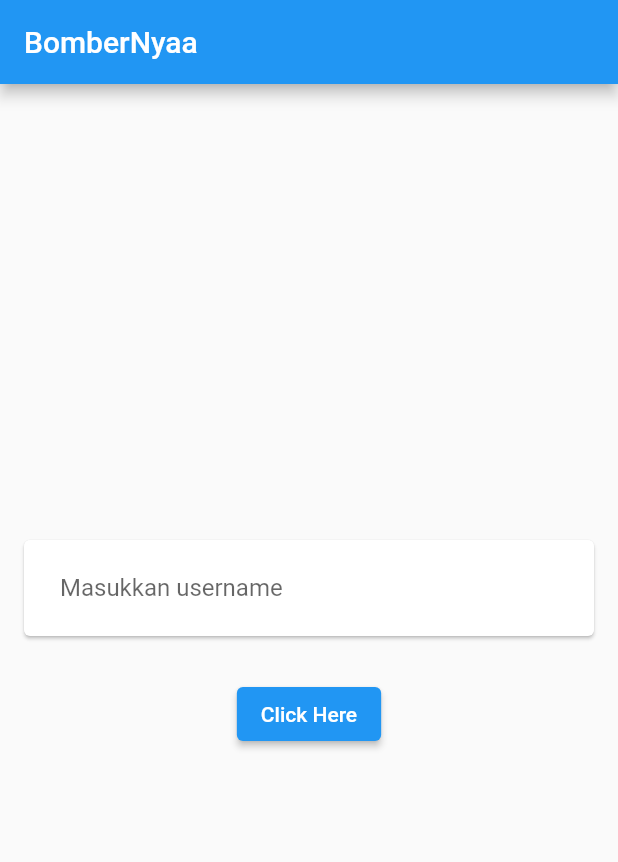
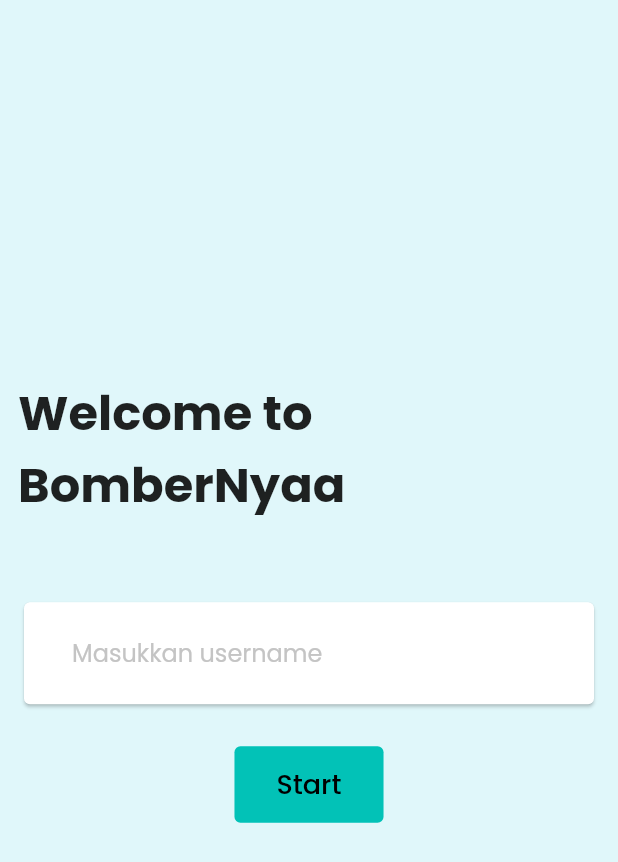
Before and after one commit to reAlpha39/chessbomb, a Flutter app: the screen it shows after launch, on a phone screen of 412 x 824 dp. Shown: the top 862 px of the screen. Run offline on Flutter 3.47's test engine with Material 2 defaults, Android fonts, the phone set to English and light mode, and no system bars; our stand-ins replace awesome_dialog, bloc, flutter_bloc, freezed_annotation, get_it, go_router and 3 more.

Commit message:
change theme

```diff
--- a/lib/app/home/pages/home_page.dart
+++ b/lib/app/home/pages/home_page.dart
@@ -10,11 +10,8 @@ class HomePage extends StatelessWidget {
   Widget build(BuildContext context) {
     return BlocProvider(
       create: (context) => PlayerIdCubit(),
-      child: Scaffold(
-        appBar: AppBar(
-          title: const Text("BomberNyaa"),
-        ),
-        body: const _HomeBody(),
+      child: const Scaffold(
+        body: _HomeBody(),
       ),
     );
   }
@@ -33,6 +30,14 @@ class _HomeBody extends StatelessWidget {
       child: Column(
         mainAxisAlignment: MainAxisAlignment.center,
         children: [
+          const Text(
+            'Welcome to BomberNyaa',
+            style: TextStyle(
+              fontSize: 32,
+              fontWeight: FontWeight.bold,
+            ),
+          ),
+          const SizedBox(height: 50),
           Card(
             child: Padding(
               padding: const EdgeInsets.symmetric(
@@ -54,7 +59,10 @@ class _HomeBody extends StatelessWidget {
             ),
             child: ElevatedButton(
               onPressed: () => context.pushNamed('game_page'),
-              child: const Text('Click Here'),
+              child: const Text(
+                'Start',
+                style: TextStyle(fontSize: 18),
+              ),
             ),
           )
         ],
--- a/lib/main.dart
+++ b/lib/main.dart
@@ -1,5 +1,6 @@
 import 'package:bombernyaa/infrastructure/router.dart';
 import 'package:bombernyaa/injection.dart';
+import 'package:bombernyaa/presentation/theme.dart';
 import 'package:flutter/material.dart';
 
 void main() {
@@ -17,9 +18,7 @@ class MyApp extends StatelessWidget {
       routerDelegate: router.routerDelegate,
       debugShowCheckedModeBanner: false,
       title: 'BomberNyaa',
-      theme: ThemeData(
-        primarySwatch: Colors.blue,
-      ),
+      theme: theme(),
     );
   }
 }
--- /dev/null
+++ b/lib/presentation/theme.dart
@@ -0,0 +1,37 @@
+import 'package:flutter/material.dart';
+import 'package:google_fonts/google_fonts.dart';
+
+import 'constant.dart';
+import 'material_custom_color.dart';
+
+ThemeData theme() {
+  return ThemeData.from(
+    colorScheme: ColorScheme.fromSwatch(
+      primarySwatch: customMaterialColor(ColorStyle.primaryColor),
+    ),
+  ).copyWith(
+    primaryColor: ColorStyle.primaryColor,
+    textTheme: GoogleFonts.poppinsTextTheme(),
+    scaffoldBackgroundColor: ColorStyle.backgroundColor,
+    progressIndicatorTheme: const ProgressIndicatorThemeData(
+      color: ColorStyle.primaryColor,
+    ),
+    elevatedButtonTheme: ElevatedButtonThemeData(
+      style: ElevatedButton.styleFrom(
+        primary: ColorStyle.primaryColor,
+        padding: const EdgeInsets.symmetric(horizontal: 28, vertical: 12),
+        elevation: 0,
+      ),
+    ),
+    inputDecorationTheme: const InputDecorationTheme(
+      contentPadding: EdgeInsets.symmetric(horizontal: 8, vertical: 14),
+      hintStyle: TextStyle(
+        color: Color(0xFFC4C4C4),
+      ),
+      focusColor: ColorStyle.greyColor,
+    ),
+    textSelectionTheme: const TextSelectionThemeData(
+      cursorColor: ColorStyle.greyColor, //thereby
+    ),
+  );
+}
--- a/pubspec.yaml
+++ b/pubspec.yaml
@@ -18,6 +18,7 @@ dependencies:
   freezed_annotation: ^1.0.0
   get_it: ^7.2.0
   go_router: ^3.0.6
+  google_fonts: ^2.3.1
   injectable: ^1.5.0
   injectable_generator: ^1.5.2
   json_annotation: ^4.4.0
```
Also changed, not shown: lib/presentation/constant.dart (added, +10 -0 lines), lib/presentation/material_custom_color.dart (added, +21 -0 lines), pubspec.lock.
